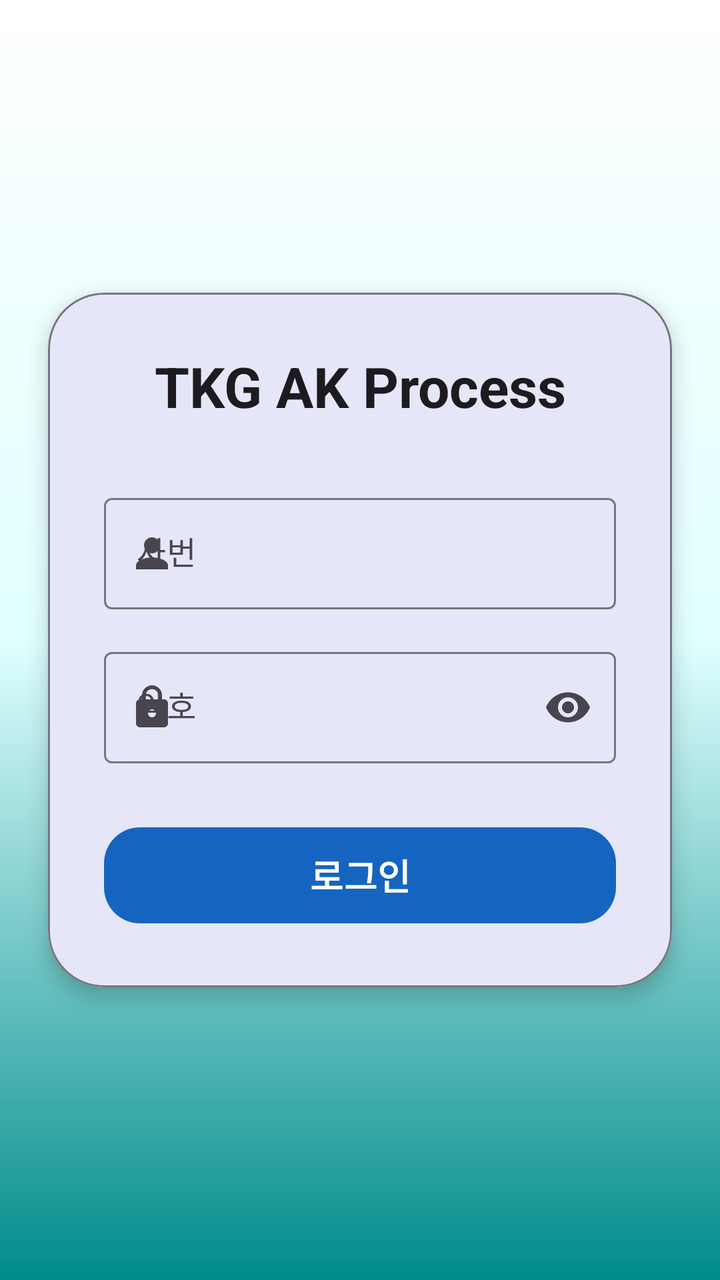
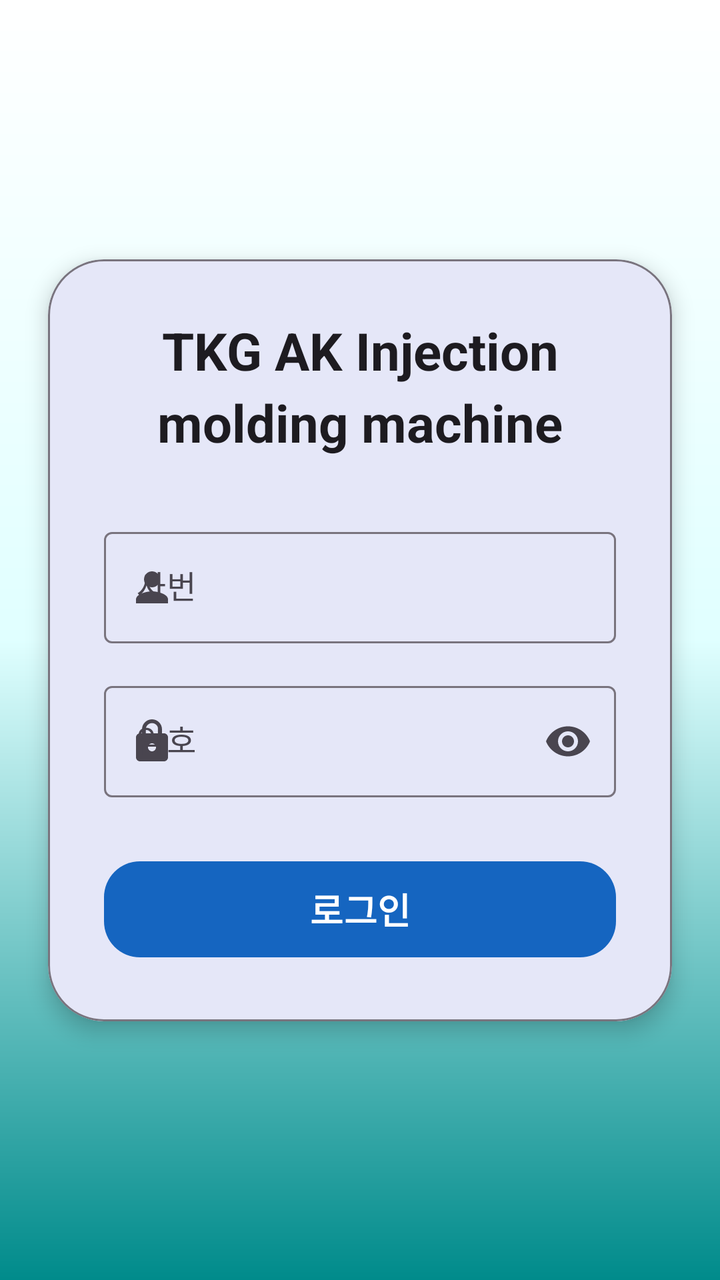

An Android layout rendered at two revisions. The XML below is the earlier revision; the diff shows what the commit changed to produce the second picture.
<!-- AndroidManifest.xml: application theme Theme.akProd -->
<!-- res/layout/activity_main4.xml -->
<?xml version="1.0" encoding="utf-8"?>
<androidx.constraintlayout.widget.ConstraintLayout
    xmlns:android="http://schemas.android.com/apk/res/android"
    xmlns:app="http://schemas.android.com/apk/res-auto"
    xmlns:tools="http://schemas.android.com/tools"
    android:id="@+id/main4"
    android:layout_width="match_parent"
    android:layout_height="match_parent"
    android:background="@drawable/gradient"
    tools:context=".MainActivity4">

    <com.google.android.material.card.MaterialCardView
        android:id="@+id/cardLogin"
        android:layout_width="0dp"
        android:layout_height="wrap_content"
        android:layout_margin="24dp"
        app:cardCornerRadius="28dp"
        app:cardElevation="6dp"
        app:strokeColor="#79747E"
        app:strokeWidth="1dp"
        app:layout_constraintTop_toTopOf="parent"
        app:layout_constraintBottom_toBottomOf="parent"
        app:layout_constraintStart_toStartOf="parent"
        app:layout_constraintEnd_toEndOf="parent">

        <LinearLayout
            android:layout_width="match_parent"
            android:layout_height="wrap_content"
            android:orientation="vertical"
            android:padding="28dp">

            
            <TextView
                android:id="@+id/loginText"
                android:layout_width="match_parent"
                android:layout_height="wrap_content"
                android:gravity="center"
                android:text="@string/title_1"
                android:textAppearance="?attr/textAppearanceHeadlineMedium"
                android:textColor="?attr/colorOnSurface"
                android:textStyle="bold" />

            
            <com.google.android.material.textfield.TextInputLayout
                android:id="@+id/layoutEmpno"
                style="@style/Widget.Material3.TextInputLayout.OutlinedBox"
                android:layout_width="match_parent"
                android:layout_height="wrap_content"
                android:layout_marginTop="32dp"
                android:hint="@string/l_username"
                app:startIconDrawable="@drawable/ic_baseline_person_24">

                <com.google.android.material.textfield.TextInputEditText
                    android:id="@+id/empno"
                    android:layout_width="match_parent"
                    android:layout_height="wrap_content"
                    android:inputType="text"
                    android:maxLines="1"/>
            </com.google.android.material.textfield.TextInputLayout>

            
            <com.google.android.material.textfield.TextInputLayout
                android:id="@+id/layoutPassword"
                style="@style/Widget.Material3.TextInputLayout.OutlinedBox"
                android:layout_width="match_parent"
                android:layout_height="wrap_content"
                android:layout_marginTop="16dp"
                android:hint="@string/l_password"
                app:startIconDrawable="@drawable/ic_baseline_lock_24"
                app:endIconMode="password_toggle">

                <com.google.android.material.textfield.TextInputEditText
                    android:id="@+id/l_password"
                    android:layout_width="match_parent"
                    android:layout_height="wrap_content"
                    android:inputType="textPassword"
                    android:maxLines="1"/>
            </com.google.android.material.textfield.TextInputLayout>

            
            <com.google.android.material.button.MaterialButton
                android:id="@+id/loginButton"
                style="@style/Widget.Material3.Button"
                android:layout_width="match_parent"
                android:layout_height="56dp"
                android:layout_marginTop="28dp"
                android:text="@string/login"
                android:textStyle="bold"
                android:textSize="18sp"
                app:cornerRadius="18dp"/>

        </LinearLayout>

    </com.google.android.material.card.MaterialCardView>

    
    <TextView
        android:id="@+id/textview41"
        android:layout_width="0dp"
        android:layout_height="wrap_content"
        android:layout_margin="16dp"
        android:gravity="center"
        android:textColor="?attr/colorOnSurface"
        android:textSize="14sp"
        app:layout_constraintBottom_toBottomOf="parent"
        app:layout_constraintStart_toStartOf="parent"
        app:layout_constraintEnd_toEndOf="parent"/>

</androidx.constraintlayout.widget.ConstraintLayout>
<!-- resources referenced by this layout -->
<resources>
  <!-- drawable gradient (drawable) -->
  <?xml version="1.0" encoding="utf-8"?>
  <layer-list xmlns:android="http://schemas.android.com/apk/res/android">
      <item>
          <shape android:shape="rectangle">
              <gradient
                  android:angle="90"
                  android:centerColor="@color/lightcyan"
                  android:endColor="@color/white"
                  android:startColor="@color/darkcyan"
                  android:type="linear" />
          </shape>
      </item>
  </layer-list>
  <!-- drawable ic_baseline_lock_24 (drawable) -->
  <vector xmlns:android="http://schemas.android.com/apk/res/android"
      android:width="24dp"
      android:height="24dp"
      android:tint="?attr/colorControlNormal"
      android:viewportWidth="24"
      android:viewportHeight="24">
      <path
          android:fillColor="@android:color/white"
          android:pathData="M18,8h-1L17,6c0,-2.76 -2.24,-5 -5,-5S7,3.24 7,6v2L6,8c-1.1,0 -2,0.9 -2,2v10c0,1.1 0.9,2 2,2h12c1.1,0 2,-0.9 2,-2L20,10c0,-1.1 -0.9,-2 -2,-2zM12,17c-1.1,0 -2,-0.9 -2,-2s0.9,-2 2,-2 2,0.9 2,2 -0.9,2 -2,2zM15.1,8L8.9,8L8.9,6c0,-1.71 1.39,-3.1 3.1,-3.1 1.71,0 3.1,1.39 3.1,3.1v2z" />
  </vector>
  <!-- drawable ic_baseline_person_24 (drawable) -->
  <vector xmlns:android="http://schemas.android.com/apk/res/android"
      android:width="24dp"
      android:height="24dp"
      android:tint="#333333"
      android:viewportWidth="24"
      android:viewportHeight="24">
      <path
          android:fillColor="@android:color/white"
          android:pathData="M12,12c2.21,0 4,-1.79 4,-4s-1.79,-4 -4,-4 -4,1.79 -4,4 1.79,4 4,4zM12,14c-2.67,0 -8,1.34 -8,4v2h16v-2c0,-2.66 -5.33,-4 -8,-4z" />
  </vector>
  <string name="l_password">암호</string>
  <string name="l_username">사번</string>
  <string name="login">로그인</string>
  <string name="title_1">TKG AK Process</string>
  <style name="Theme.akProd" parent="Theme.Material3.DayNight.NoActionBar">
          <item name="colorPrimary">#1565C0</item>
          <item name="colorOnPrimary">#FFFFFF</item>
          <item name="colorSecondary">#00897B</item>
      </style>
  <color name="lightcyan">#e0ffff</color>
  <color name="white">#FFFFFFFF</color>
  <color name="darkcyan">#008b8b</color>
</resources>

<!-- the commit's change to res/layout/activity_main4.xml (unified diff, before → after) -->
@@ -38,6 +38,7 @@
                 android:text="@string/title_1"
                 android:textAppearance="?attr/textAppearanceHeadlineMedium"
                 android:textColor="?attr/colorOnSurface"
+                android:textSize="26dp"
                 android:textStyle="bold" />
 
             
<!-- resource entries referenced after the edit -->
@@ -39,7 +39,7 @@
   <string name="l_password">암호</string>
   <string name="l_username">사번</string>
   <string name="login">로그인</string>
-  <string name="title_1">TKG AK Process</string>
+  <string name="title_1">TKG AK Injection molding machine</string>
   <style name="Theme.akProd" parent="Theme.Material3.DayNight.NoActionBar">
           <item name="colorPrimary">#1565C0</item>
           <item name="colorOnPrimary">#FFFFFF</item>
